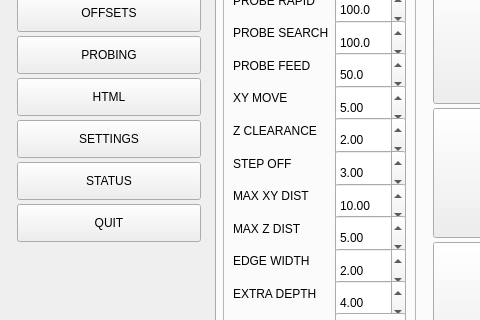
Old version of the form thorcnc/thorcnc.ui in the repository Moshkopp/ThorCNC; both pictures show x 0 to 480 and y 149 to 469 of the 1280 by 850 pixel window.
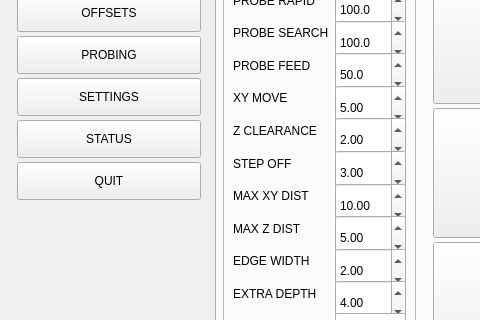
New version of the form.

Commit message: feat: remove HTML navigation button from UI and clean up related code

The edit to the form file:
```diff
--- a/thorcnc/thorcnc.ui
+++ b/thorcnc/thorcnc.ui
@@ -108,19 +108,6 @@
          </property>
         </widget>
        </item>
-       <item>
-        <widget class="QPushButton" name="nav_html">
-         <property name="minimumSize">
-          <size>
-           <width>0</width>
-           <height>38</height>
-          </size>
-         </property>
-         <property name="text">
-          <string>HTML</string>
-         </property>
-        </widget>
-       </item>
        <item>
         <widget class="QPushButton" name="nav_settings">
          <property name="minimumSize">
```
The commit also changes 1 other file.
